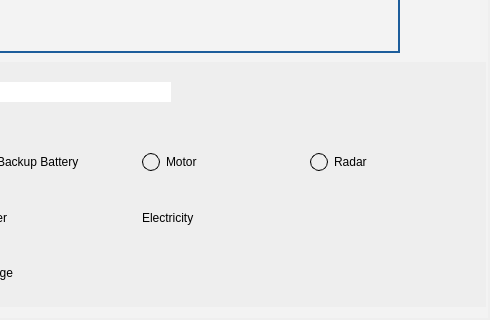
Old version of the form operations_UI/AGV_operations.ui in the repository elephantrobotics/AGV_UI; both pictures show x 582 to 1072 and y 508 to 828 of the 1072 by 828 pixel window.
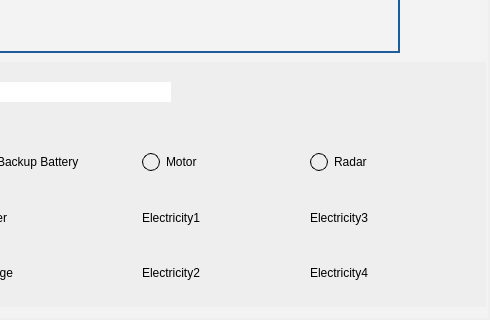
New version of the form. Icons and pictures are not drawn.

The edit to the form file:
```diff
--- a/operations_UI/AGV_operations.ui
+++ b/operations_UI/AGV_operations.ui
@@ -1150,7 +1150,7 @@
                         <string notr="true">font: 10pt &quot;Arial&quot;;</string>
                        </property>
                        <property name="text">
-                        <string>Electricity</string>
+                        <string>Electricity1</string>
                        </property>
                       </widget>
                      </item>
@@ -1164,7 +1164,25 @@
                     </layout>
                    </item>
                    <item>
-                    <widget class="QWidget" name="widget_21" native="true"/>
+                    <layout class="QHBoxLayout" name="horizontalLayout_11">
+                     <item>
+                      <widget class="QLabel" name="electricity_name_2">
+                       <property name="styleSheet">
+                        <string notr="true">font: 10pt &quot;Arial&quot;;</string>
+                       </property>
+                       <property name="text">
+                        <string>Electricity2</string>
+                       </property>
+                      </widget>
+                     </item>
+                     <item>
+                      <widget class="QLabel" name="electricity_motor2">
+                       <property name="text">
+                        <string/>
+                       </property>
+                      </widget>
+                     </item>
+                    </layout>
                    </item>
                   </layout>
                  </item>
@@ -1208,10 +1226,46 @@
                     </layout>
                    </item>
                    <item>
-                    <widget class="QWidget" name="widget_26" native="true"/>
+                    <layout class="QHBoxLayout" name="horizontalLayout_16">
+                     <item>
+                      <widget class="QLabel" name="electricity_name_3">
+                       <property name="styleSheet">
+                        <string notr="true">font: 10pt &quot;Arial&quot;;</string>
+                       </property>
+                       <property name="text">
+                        <string>Electricity3</string>
+                       </property>
+                      </widget>
+                     </item>
+                     <item>
+                      <widget class="QLabel" name="electricity_motor3">
+                       <property name="text">
+                        <string/>
+                       </property>
+                      </widget>
+                     </item>
+                    </layout>
                    </item>
                    <item>
-                    <widget class="QWidget" name="widget_27" native="true"/>
+                    <layout class="QHBoxLayout" name="horizontalLayout_18">
+                     <item>
+                      <widget class="QLabel" name="electricity_name_4">
+                       <property name="styleSheet">
+                        <string notr="true">font: 10pt &quot;Arial&quot;;</string>
+                       </property>
+                       <property name="text">
+                        <string>Electricity4</string>
+                       </property>
+                      </widget>
+                     </item>
+                     <item>
+                      <widget class="QLabel" name="electricity_motor4">
+                       <property name="text">
+                        <string/>
+                       </property>
+                      </widget>
+                     </item>
+                    </layout>
                    </item>
                   </layout>
                  </item>
```
Left out of the diff: 4 changed lines with no effect on the pictures.
